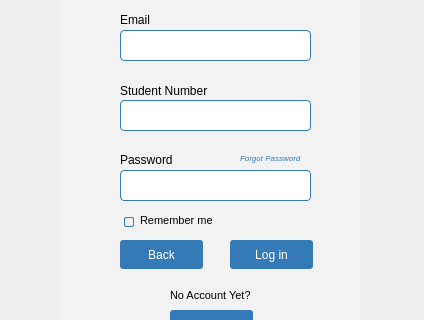
Qt form studentlg.ui (leothii/ASES) before a commit; both pictures show x 0 to 424 and y 230 to 550 of the 424 by 800 pixel window.
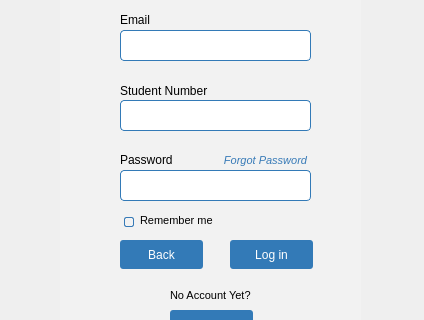
The same form after that commit.

```diff
--- a/studentlg.ui
+++ b/studentlg.ui
@@ -213,35 +213,6 @@
       <bool>true</bool>
      </property>
     </widget>
-    <widget class="QLabel" name="label_4">
-     <property name="geometry">
-      <rect>
-       <x>180</x>
-       <y>210</y>
-       <width>71</width>
-       <height>16</height>
-      </rect>
-     </property>
-     <property name="font">
-      <font>
-       <pointsize>6</pointsize>
-       <italic>true</italic>
-      </font>
-     </property>
-     <property name="styleSheet">
-      <string notr="true">color: rgb(55, 122, 183);
-</string>
-     </property>
-     <property name="text">
-      <string>Forgot Password</string>
-     </property>
-     <property name="wordWrap">
-      <bool>true</bool>
-     </property>
-     <property name="openExternalLinks">
-      <bool>true</bool>
-     </property>
-    </widget>
     <widget class="QPushButton" name="loginButton">
      <property name="geometry">
       <rect>
@@ -345,6 +316,30 @@
       <set>Qt::AlignCenter</set>
      </property>
     </widget>
+    <widget class="QPushButton" name="PassButton">
+     <property name="geometry">
+      <rect>
+       <x>150</x>
+       <y>210</y>
+       <width>111</width>
+       <height>21</height>
+      </rect>
+     </property>
+     <property name="font">
+      <font>
+       <pointsize>8</pointsize>
+       <italic>true</italic>
+      </font>
+     </property>
+     <property name="styleSheet">
+      <string notr="true">color:#377ab7;
+border: none; 
+background-color: transparent; </string>
+     </property>
+     <property name="text">
+      <string>Forgot Password</string>
+     </property>
+    </widget>
    </widget>
    <zorder>frame</zorder>
    <zorder>lineEdit_1</zorder>
```
